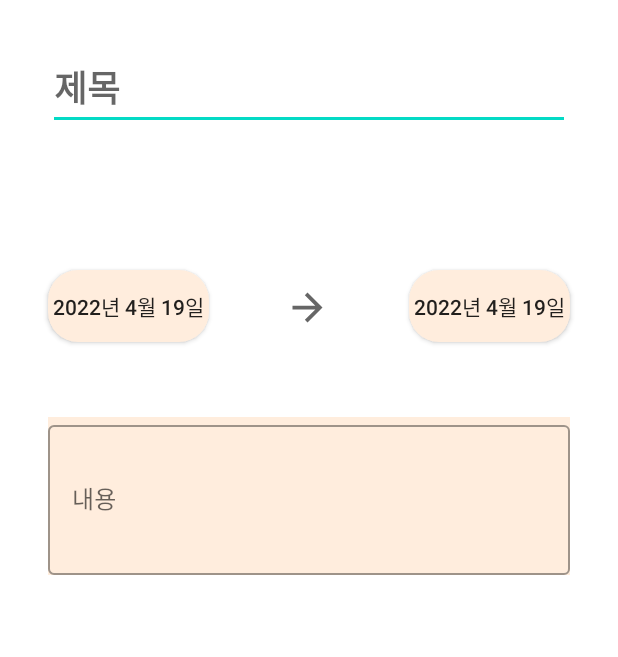
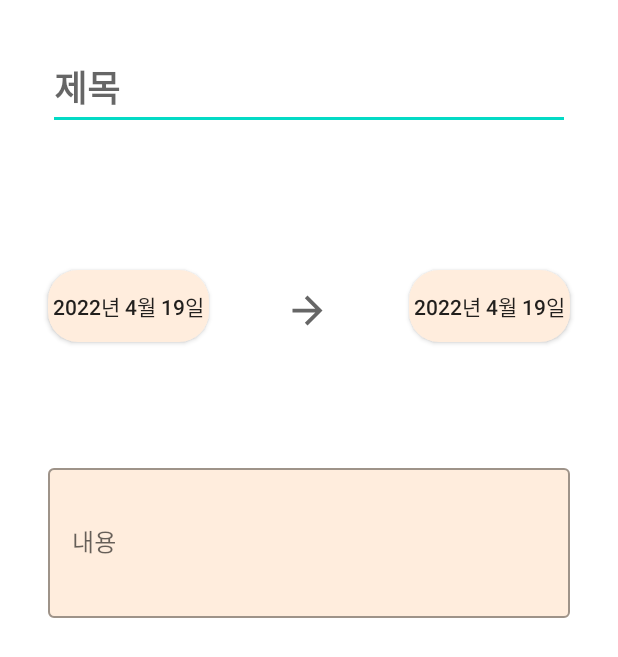
Before and after one commit to ChanggiJeon/dodamdodam, an Android app: the layout fragment_detail_schedule.xml on its own in the app's theme, with its tools: preview values and no code run, on a phone screen of 412 x 824 dp. Shown: the top 657 px of the screen. Run offline under Robolectric (Android 15) with nearby library versions, the phone set to English and light mode, and no system bars.

Commit message:
[S06P31D203-6] Feat/FE/일정상세정보 : DetailScheduleFragment 화면구성

```diff
--- a/family -FE/app/src/main/java/com/ssafy/family/DetailScheduleFragment.kt
+++ b/family -FE/app/src/main/java/com/ssafy/family/DetailScheduleFragment.kt
@@ -16,6 +16,6 @@ class DetailScheduleFragment : Fragment() {
         inflater: LayoutInflater, container: ViewGroup?,
         savedInstanceState: Bundle?
     ): View? {
-        return inflater.inflate(R.layout.fragment_album, container, false)
+        return inflater.inflate(R.layout.fragment_detail_schedule, container, false)
     }
 }
--- a/family -FE/app/src/main/res/layout/fragment_detail_schedule.xml
+++ b/family -FE/app/src/main/res/layout/fragment_detail_schedule.xml
@@ -30,15 +30,14 @@
         android:layout_height="wrap_content"
         android:layout_marginStart="32dp"
         android:layout_marginEnd="32dp"
-        android:layout_marginTop="50dp"
-        android:background="@color/beige01"
         android:hint="내용"
         app:layout_constraintBottom_toBottomOf="parent"
         app:layout_constraintEnd_toEndOf="parent"
         app:layout_constraintHorizontal_bias="0.0"
         app:layout_constraintStart_toStartOf="parent"
-        app:layout_constraintTop_toBottomOf="@+id/calendarView"
-        app:layout_constraintVertical_bias="0.0">
+        app:layout_constraintTop_toBottomOf="@+id/startdate"
+        app:layout_constraintVertical_bias="0.161"
+        app:boxBackgroundColor="@color/beige01">
 
         <com.google.android.material.textfield.TextInputEditText
             android:layout_width="match_parent"
@@ -70,29 +69,18 @@
         app:layout_constraintStart_toStartOf="parent"
         app:layout_constraintTop_toTopOf="@+id/schedule_title" />
 
-    <CalendarView
-        android:id="@+id/calendarView"
-        android:layout_width="wrap_content"
-        android:layout_height="wrap_content"
-        app:layout_constraintBottom_toBottomOf="parent"
-        app:layout_constraintEnd_toEndOf="parent"
-        app:layout_constraintHorizontal_bias="0.524"
-        app:layout_constraintStart_toStartOf="parent"
-        app:layout_constraintTop_toBottomOf="@+id/startdate"
-        app:layout_constraintVertical_bias="0.0"
-        tools:visibility="gone" />
 
     <ImageView
         android:id="@+id/imageView2"
         android:layout_width="50dp"
         android:layout_height="30dp"
         android:src="@drawable/ic_baseline_arrow_forward_24"
-        app:layout_constraintBottom_toTopOf="@+id/calendarView"
+        app:layout_constraintBottom_toTopOf="@+id/outlinedTextField"
         app:layout_constraintEnd_toStartOf="@+id/enddate"
         app:layout_constraintHorizontal_bias="0.487"
         app:layout_constraintStart_toEndOf="@+id/startdate"
         app:layout_constraintTop_toBottomOf="@+id/schedule_title"
-        app:layout_constraintVertical_bias="0.931" />
+        app:layout_constraintVertical_bias="0.554" />
 
 
 </androidx.constraintlayout.widget.ConstraintLayout>
```
